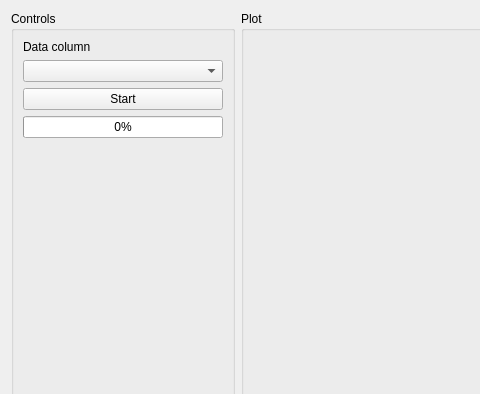
The window that mesmerize/plotting/widgets/sosd_fourier/template.ui (kushalkolar/MESmerize) describes before a commit, drawn with Qt 5; both pictures show x 0 to 480 and y 0 to 394 of the 1038 by 533 pixel window.
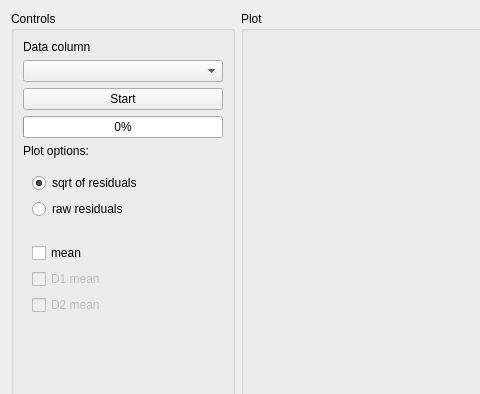
The same window after the commit.

Commit message: SOSD GUI has basic functionality. Update __main__.py, timeseries.py, and 3 more files...

```diff
--- a/mesmerize/plotting/widgets/sosd_fourier/template.ui
+++ b/mesmerize/plotting/widgets/sosd_fourier/template.ui
@@ -44,6 +44,84 @@
         </property>
        </widget>
       </item>
+      <item>
+       <widget class="QLabel" name="label_2">
+        <property name="text">
+         <string>Plot options:</string>
+        </property>
+       </widget>
+      </item>
+      <item>
+       <widget class="QWidget" name="widget" native="true">
+        <layout class="QVBoxLayout" name="verticalLayout_2">
+         <item>
+          <widget class="QRadioButton" name="radioButtonSqrtResiduals">
+           <property name="toolTip">
+            <string>Plot the sqaure root of the sum of sqaured differences</string>
+           </property>
+           <property name="text">
+            <string>sqrt of residuals</string>
+           </property>
+           <property name="checked">
+            <bool>true</bool>
+           </property>
+          </widget>
+         </item>
+         <item>
+          <widget class="QRadioButton" name="radioButtonRawResiduals">
+           <property name="toolTip">
+            <string>Plot the sum of sqaured differences</string>
+           </property>
+           <property name="text">
+            <string>raw residuals</string>
+           </property>
+          </widget>
+         </item>
+        </layout>
+       </widget>
+      </item>
+      <item>
+       <widget class="QWidget" name="widget_2" native="true">
+        <layout class="QVBoxLayout" name="verticalLayout_3">
+         <item>
+          <widget class="QCheckBox" name="checkBoxMean">
+           <property name="toolTip">
+            <string>Plot just the mean without confidence intervals</string>
+           </property>
+           <property name="text">
+            <string>mean</string>
+           </property>
+          </widget>
+         </item>
+         <item>
+          <widget class="QCheckBox" name="checkBoxD1Mean">
+           <property name="enabled">
+            <bool>false</bool>
+           </property>
+           <property name="toolTip">
+            <string>Plot the first derivative of the mean</string>
+           </property>
+           <property name="text">
+            <string>D1 mean</string>
+           </property>
+          </widget>
+         </item>
+         <item>
+          <widget class="QCheckBox" name="checkBoxD2Mean">
+           <property name="enabled">
+            <bool>false</bool>
+           </property>
+           <property name="toolTip">
+            <string>Plot the second derivative of the mean</string>
+           </property>
+           <property name="text">
+            <string>D2 mean</string>
+           </property>
+          </widget>
+         </item>
+        </layout>
+       </widget>
+      </item>
       <item>
        <spacer name="verticalSpacer">
         <property name="orientation">
@@ -52,7 +130,7 @@
         <property name="sizeHint" stdset="0">
          <size>
           <width>20</width>
-          <height>336</height>
+          <height>40</height>
          </size>
         </property>
        </spacer>
```
Left out of the diff: 35 changed lines with no effect on the pictures. The commit also changes 4 other files.
